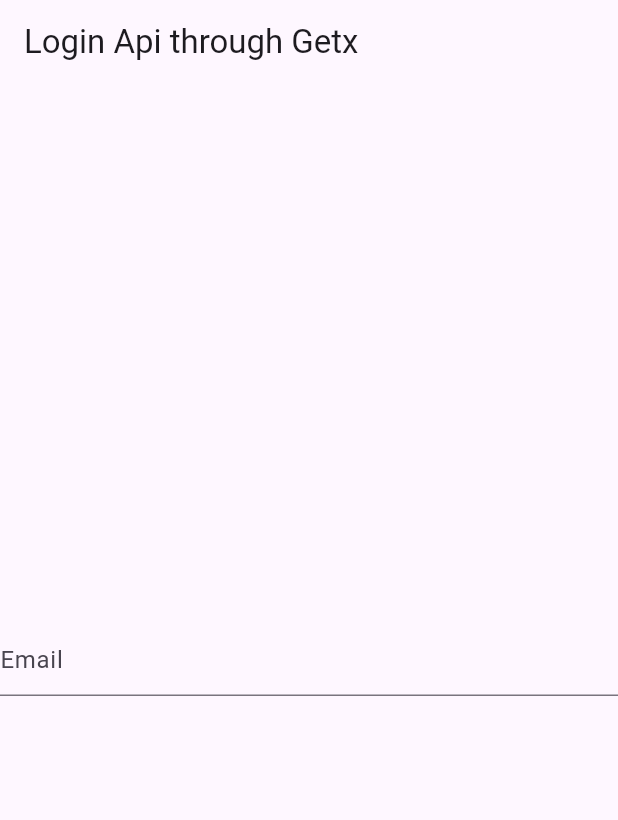
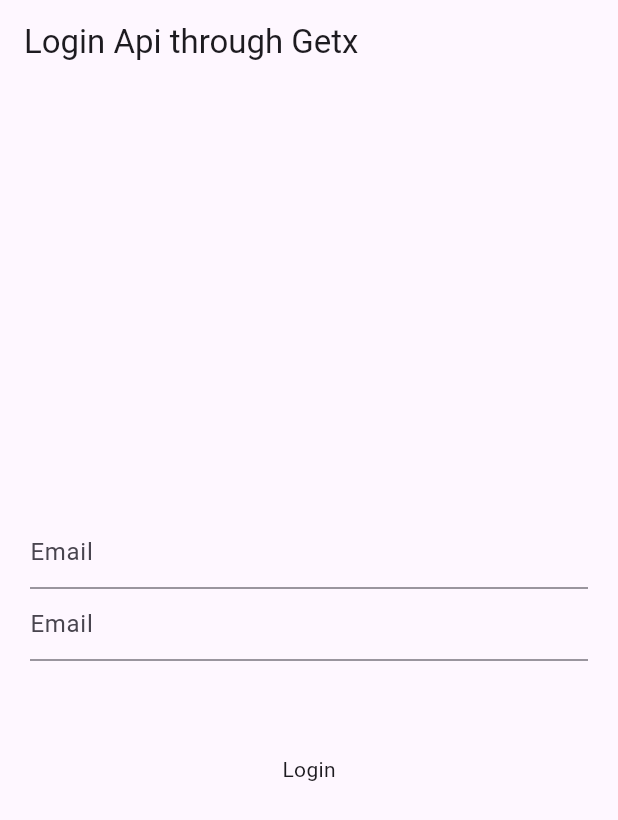
Before and after one commit to huzaifa-huzzi/Getx_login_Apis_response, a Flutter app: the screen it shows after launch, on a phone screen of 412 x 824 dp. Shown: the top 820 px of the screen. Run offline on Flutter 3.47's test engine with Material 3 defaults, Android fonts, the phone set to English and light mode, and no system bars; our stand-ins replace get.

Commit message:
1.Make Api response

```diff
--- /dev/null
+++ b/lib/Controller/LoginController.dart
@@ -0,0 +1,46 @@
+
+
+import 'dart:convert';
+
+import 'package:flutter/cupertino.dart';
+import 'package:get/get.dart';
+import 'package:http/http.dart';
+
+class LoginController extends GetxController{
+
+  final emailController = TextEditingController().obs;
+  final passwordController = TextEditingController().obs;
+
+  RxBool loading = false.obs;
+
+  void loginApi()async{
+     loading.value = true;
+    try{
+
+      final response = await post(Uri.parse('https://reqres.in/api/login'),
+
+        body:  {
+          'email':emailController.value.text,
+           'password':passwordController.value.text,
+        });
+      var data = jsonDecode(response.body);
+
+      if(response.statusCode == 200){
+        loading.value = false;
+        Get.snackbar('Login Successful', 'congrats Login Successful');
+
+      }else{
+        loading.value = false;
+        Get.snackbar('Exception', data['error']);
+      }
+
+
+
+    }catch(e){
+      Get.snackbar('Exception', e.toString());
+    }
+
+  }
+
+
+}
--- a/lib/HomeScreen.dart
+++ b/lib/HomeScreen.dart
@@ -1,4 +1,6 @@
 import 'package:flutter/material.dart';
+import 'package:get/get.dart';
+import 'package:getx_login_api/Controller/LoginController.dart';
 
 
 
@@ -10,23 +12,50 @@ class Homescreen extends StatefulWidget {
 }
 
 class _HomescreenState extends State<Homescreen> {
+
+  final controller = LoginController();
+
   @override
   Widget build(BuildContext context) {
     return Scaffold(
       appBar: AppBar(
         title:const  Text('Login Api through Getx'),
       ),
-      body: Column(
-        mainAxisAlignment: MainAxisAlignment.center,
-        crossAxisAlignment: CrossAxisAlignment.center,
-        children: [
+      body: Padding(
+        padding:const  EdgeInsets.symmetric(horizontal: 20),
+        child: Column(
+          mainAxisAlignment: MainAxisAlignment.center,
+          crossAxisAlignment: CrossAxisAlignment.center,
+          children: [
+              TextFormField(
+                controller: controller.emailController.value,
+                decoration: InputDecoration(
+                  hintText: 'Email',
+
+                ),
+              ),
             TextFormField(
-              decoration: InputDecoration(
+              controller: controller.passwordController.value,
+              decoration:const  InputDecoration(
                 hintText: 'Email',
 
               ),
-            )
-        ],
+            ),
+          const   SizedBox(height:  50,),
+            Obx((){
+              return InkWell(
+                onTap: (){
+                  controller.loginApi();
+                },
+                child: Container(
+                  height: 45,
+                  child:const  Center(child: Text('Login'),),
+                ),
+              );
+            })
+
+          ],
+        ),
       ),
     );
   }
```
